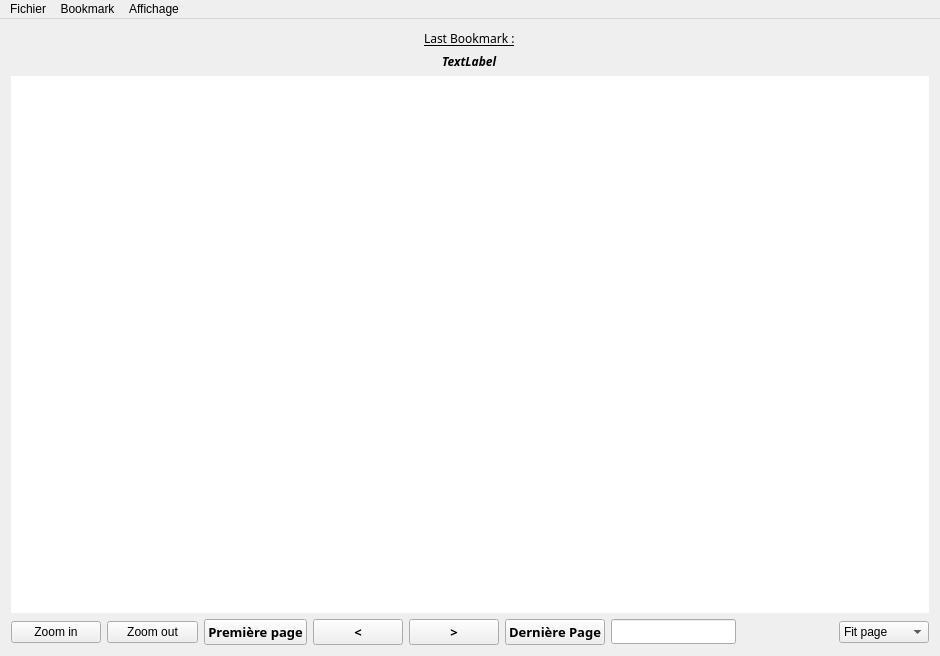
First picture: the form in ComicBookReader/mainwindow.ui, repository agathebeucher/IN204, before the edit.
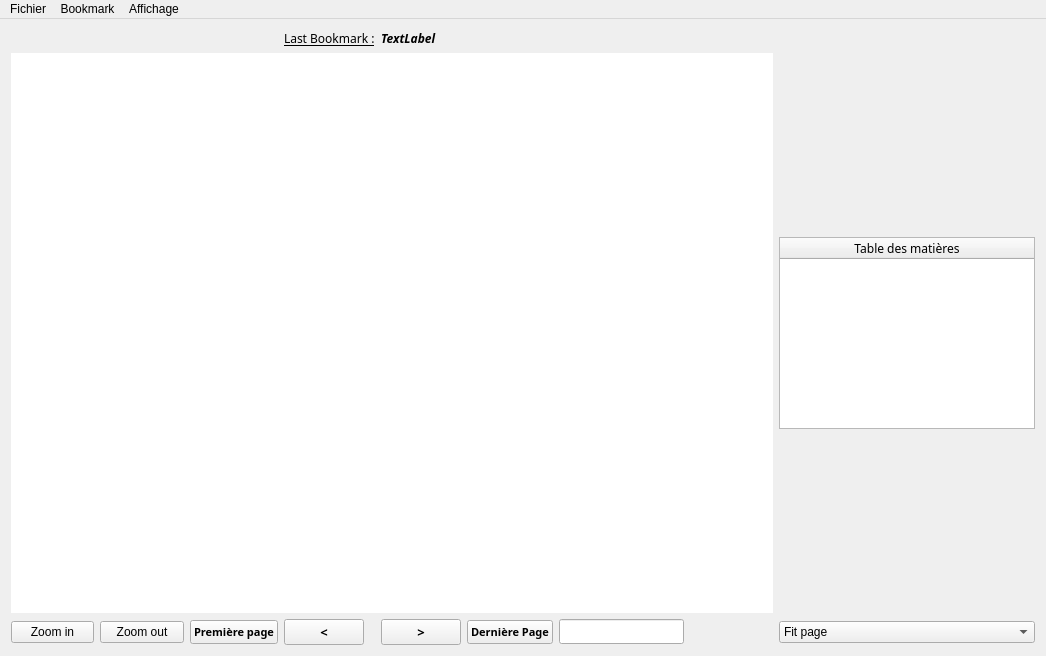
Second picture: the form after the edit.

Diff of the .ui file:
```diff
--- a/ComicBookReader/mainwindow.ui
+++ b/ComicBookReader/mainwindow.ui
@@ -9,7 +9,7 @@
    <rect>
     <x>0</x>
     <y>0</y>
-    <width>940</width>
+    <width>1046</width>
     <height>656</height>
    </rect>
   </property>
@@ -32,47 +32,33 @@
      <height>0</height>
     </size>
    </property>
-   <layout class="QVBoxLayout" name="verticalLayout">
-    <item alignment="Qt::AlignHCenter">
-     <widget class="QLabel" name="Last_Bookmark">
-      <property name="sizePolicy">
-       <sizepolicy hsizetype="Fixed" vsizetype="Fixed">
-        <horstretch>0</horstretch>
-        <verstretch>0</verstretch>
-       </sizepolicy>
+   <layout class="QGridLayout" name="gridLayout_2">
+    <item row="4" column="10">
+     <widget class="QComboBox" name="comboBox">
+      <property name="currentIndex">
+       <number>0</number>
       </property>
-      <property name="font">
-       <font>
-        <family>Montserrat</family>
-        <underline>true</underline>
-       </font>
+      <property name="maxVisibleItems">
+       <number>10</number>
       </property>
+      <item>
       <property name="text">
-       <string>Last Bookmark :</string>
-      </property>
-     </widget>
-    </item>
-    <item alignment="Qt::AlignHCenter">
-     <widget class="QLabel" name="page_Bookmark">
-      <property name="sizePolicy">
-       <sizepolicy hsizetype="Fixed" vsizetype="Fixed">
-        <horstretch>0</horstretch>
-        <verstretch>0</verstretch>
-       </sizepolicy>
-      </property>
-      <property name="font">
-       <font>
-        <family>Montserrat</family>
-        <italic>true</italic>
-        <bold>true</bold>
-       </font>
-      </property>
+        <string>Fit page</string>
+       </property>
+      </item>
+      <item>
+       <property name="text">
+        <string>Fit width</string>
+       </property>
+      </item>
+      <item>
       <property name="text">
-       <string>TextLabel</string>
-      </property>
+        <string>Custom</string>
+       </property>
+      </item>
      </widget>
     </item>
-    <item>
+    <item row="2" column="0" rowspan="2" colspan="8">
      <widget class="QScrollArea" name="scrollArea">
       <property name="sizePolicy">
        <sizepolicy hsizetype="Ignored" vsizetype="Ignored">
@@ -104,8 +90,8 @@
       <widget class="QWidget" name="scrollAreaWidgetContents">
        <property name="geometry">
         <rect>
-         <x>453</x>
-         <y>134</y>
+         <x>375</x>
+         <y>274</y>
          <width>16</width>
          <height>16</height>
         </rect>
@@ -158,28 +144,21 @@
       </widget>
      </widget>
     </item>
-    <item>
-     <layout class="QHBoxLayout" name="horizontalLayout_2" stretch="0">
-      <item>
-       <layout class="QHBoxLayout" name="horizontalLayout">
-        <property name="sizeConstraint">
-         <enum>QLayout::SetNoConstraint</enum>
-        </property>
-        <item>
+    <item row="4" column="0">
          <widget class="QPushButton" name="ZoomIn">
           <property name="text">
            <string>Zoom in</string>
           </property>
          </widget>
         </item>
-        <item>
+    <item row="4" column="1">
          <widget class="QPushButton" name="ZoomOut">
           <property name="text">
            <string>Zoom out</string>
           </property>
          </widget>
         </item>
-        <item>
+    <item row="4" column="2">
          <widget class="QPushButton" name="firstPage">
           <property name="sizePolicy">
            <sizepolicy hsizetype="Minimum" vsizetype="Fixed">
@@ -190,7 +169,7 @@
           <property name="font">
            <font>
             <family>Montserrat</family>
-            <pointsize>10</pointsize>
+        <pointsize>8</pointsize>
             <bold>true</bold>
            </font>
           </property>
@@ -199,10 +178,10 @@
           </property>
          </widget>
         </item>
-        <item>
+    <item row="4" column="3">
          <widget class="QPushButton" name="previousPage">
           <property name="sizePolicy">
-           <sizepolicy hsizetype="Minimum" vsizetype="Fixed">
+       <sizepolicy hsizetype="Fixed" vsizetype="Fixed">
             <horstretch>0</horstretch>
             <verstretch>0</verstretch>
            </sizepolicy>
@@ -222,10 +201,10 @@
           </property>
          </widget>
         </item>
-        <item>
+    <item row="4" column="4">
          <widget class="QPushButton" name="nextPage">
           <property name="sizePolicy">
-           <sizepolicy hsizetype="Minimum" vsizetype="Fixed">
+       <sizepolicy hsizetype="Fixed" vsizetype="Fixed">
             <horstretch>0</horstretch>
             <verstretch>0</verstretch>
            </sizepolicy>
@@ -242,7 +221,7 @@
           </property>
          </widget>
         </item>
-        <item>
+    <item row="4" column="5">
          <widget class="QPushButton" name="lastPage">
           <property name="sizePolicy">
            <sizepolicy hsizetype="Minimum" vsizetype="Fixed">
@@ -253,7 +232,7 @@
           <property name="font">
            <font>
             <family>Montserrat</family>
-            <pointsize>10</pointsize>
+        <pointsize>8</pointsize>
             <bold>true</bold>
            </font>
           </property>
@@ -262,7 +241,7 @@
           </property>
          </widget>
         </item>
-        <item>
+    <item row="4" column="6">
          <widget class="QLineEdit" name="currPageDisplay">
           <property name="sizePolicy">
            <sizepolicy hsizetype="Fixed" vsizetype="Fixed">
@@ -281,7 +260,7 @@
           </property>
          </widget>
         </item>
-        <item>
+    <item row="4" column="7">
          <widget class="QLabel" name="totalPageDisplay">
           <property name="sizePolicy">
            <sizepolicy hsizetype="Minimum" vsizetype="Preferred">
@@ -297,34 +276,67 @@
           </property>
          </widget>
         </item>
-        <item>
-         <widget class="QComboBox" name="comboBox">
-          <property name="currentIndex">
-           <number>0</number>
-          </property>
-          <property name="maxVisibleItems">
-           <number>10</number>
-          </property>
-          <item>
+    <item row="2" column="10" rowspan="2">
+     <widget class="QTreeWidget" name="treeWidget">
+      <property name="sizePolicy">
+       <sizepolicy hsizetype="Fixed" vsizetype="Fixed">
+        <horstretch>0</horstretch>
+        <verstretch>0</verstretch>
+       </sizepolicy>
+      </property>
+      <column>
            <property name="text">
-            <string>Fit page</string>
-           </property>
-          </item>
-          <item>
+        <string notr="true">Table des matières</string>
+       </property>
+       <property name="font">
+        <font>
+         <family>Montserrat</family>
+        </font>
+       </property>
+       <property name="textAlignment">
+        <set>AlignCenter</set>
+       </property>
+      </column>
+     </widget>
+    </item>
+    <item row="0" column="3">
+     <widget class="QLabel" name="Last_Bookmark">
+      <property name="sizePolicy">
+       <sizepolicy hsizetype="Fixed" vsizetype="Fixed">
+        <horstretch>0</horstretch>
+        <verstretch>0</verstretch>
+       </sizepolicy>
+      </property>
+      <property name="font">
+       <font>
+        <family>Montserrat</family>
+        <underline>true</underline>
+       </font>
+      </property>
            <property name="text">
-            <string>Fit width</string>
-           </property>
-          </item>
-          <item>
+       <string>Last Bookmark :</string>
+      </property>
+     </widget>
+    </item>
+    <item row="0" column="4">
+     <widget class="QLabel" name="page_Bookmark">
+      <property name="sizePolicy">
+       <sizepolicy hsizetype="Fixed" vsizetype="Fixed">
+        <horstretch>0</horstretch>
+        <verstretch>0</verstretch>
+       </sizepolicy>
+      </property>
+      <property name="font">
+       <font>
+        <family>Montserrat</family>
+        <italic>true</italic>
+        <bold>true</bold>
+       </font>
+      </property>
            <property name="text">
-            <string>Custom</string>
-           </property>
-          </item>
-         </widget>
-        </item>
-       </layout>
-      </item>
-     </layout>
+       <string>TextLabel</string>
+      </property>
+     </widget>
     </item>
    </layout>
   </widget>
@@ -333,7 +345,7 @@
     <rect>
      <x>0</x>
      <y>0</y>
-     <width>940</width>
+     <width>1046</width>
      <height>22</height>
     </rect>
    </property>
```
Lines whose indentation alone changed are shown as unchanged.
